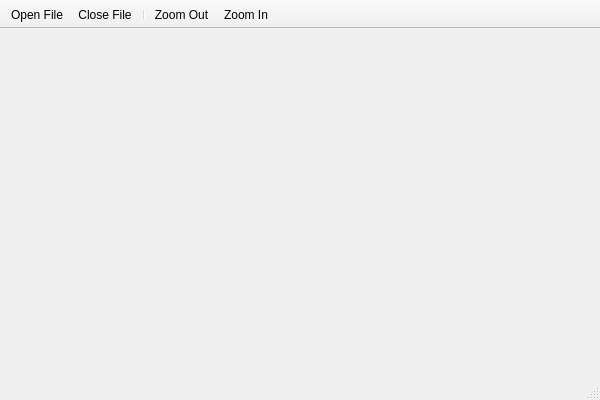
The window that source/mainwindow.ui (rudifa/file-monitor) describes before a commit, drawn with Qt 5.
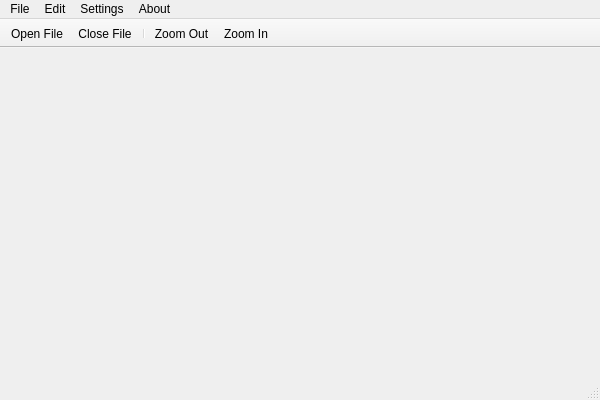
The same window after the commit. Icons and pictures are not drawn.

The edit to the form file:
```diff
--- a/source/mainwindow.ui
+++ b/source/mainwindow.ui
@@ -68,6 +68,64 @@
    <addaction name="action_file_zoom_out"/>
    <addaction name="action_file_zoom_in"/>
   </widget>
+  <widget class="QMenuBar" name="menuBar">
+   <property name="geometry">
+    <rect>
+     <x>0</x>
+     <y>0</y>
+     <width>600</width>
+     <height>21</height>
+    </rect>
+   </property>
+   <widget class="QMenu" name="menu_file">
+    <property name="title">
+     <string>File</string>
+    </property>
+    <addaction name="action_file_open"/>
+    <addaction name="action_file_close"/>
+    <addaction name="separator"/>
+    <addaction name="action_save_session"/>
+    <addaction name="action_load_session"/>
+   </widget>
+   <widget class="QMenu" name="menu_edit">
+    <property name="title">
+     <string>Edit</string>
+    </property>
+    <addaction name="action_file_zoom_in"/>
+    <addaction name="action_file_zoom_out"/>
+   </widget>
+   <widget class="QMenu" name="menu_settings">
+    <property name="title">
+     <string>Settings</string>
+    </property>
+    <widget class="QMenu" name="menu_images">
+     <property name="title">
+      <string>Images</string>
+     </property>
+     <addaction name="action_transparent_background"/>
+    </widget>
+    <widget class="QMenu" name="menu_text">
+     <property name="title">
+      <string>Text</string>
+     </property>
+     <addaction name="action_word_wrap"/>
+     <addaction name="action_scroll_bottom"/>
+    </widget>
+    <addaction name="menu_images"/>
+    <addaction name="menu_text"/>
+    <addaction name="action_close_deleted_files"/>
+   </widget>
+   <widget class="QMenu" name="menu_about">
+    <property name="title">
+     <string>About</string>
+    </property>
+    <addaction name="action_about_file_monitor"/>
+   </widget>
+   <addaction name="menu_file"/>
+   <addaction name="menu_edit"/>
+   <addaction name="menu_settings"/>
+   <addaction name="menu_about"/>
+  </widget>
   <action name="action_file_open">
    <property name="icon">
     <iconset resource="../resources.qrc">
```
Left out of the diff: 70 changed lines with no effect on the pictures.
